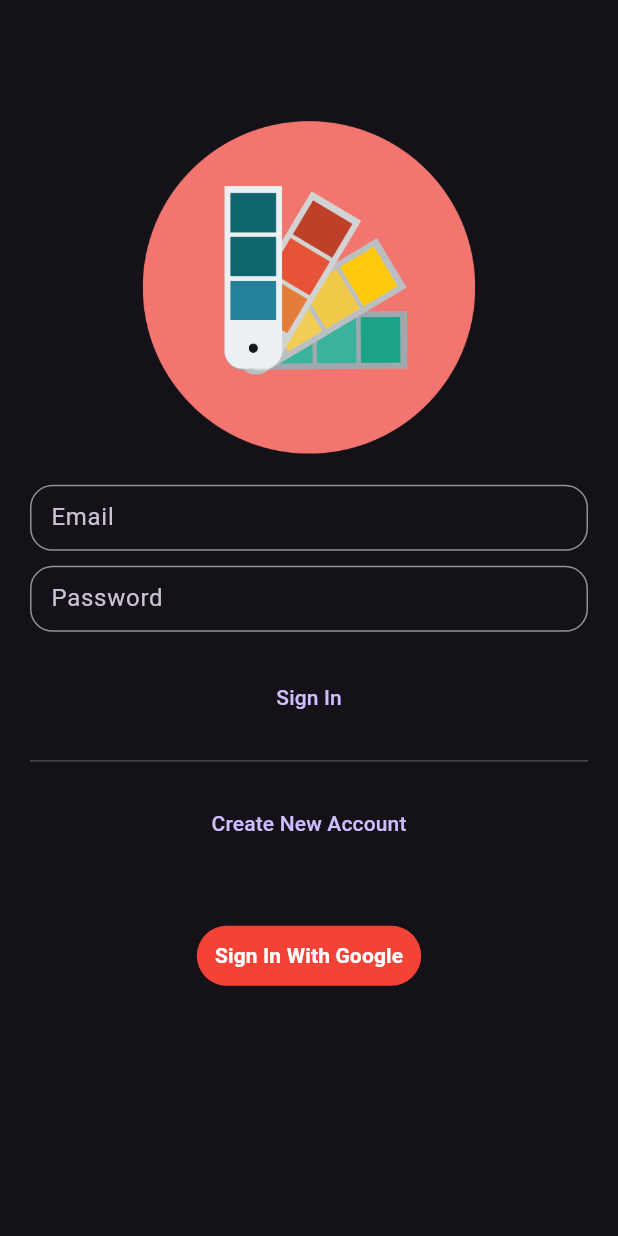
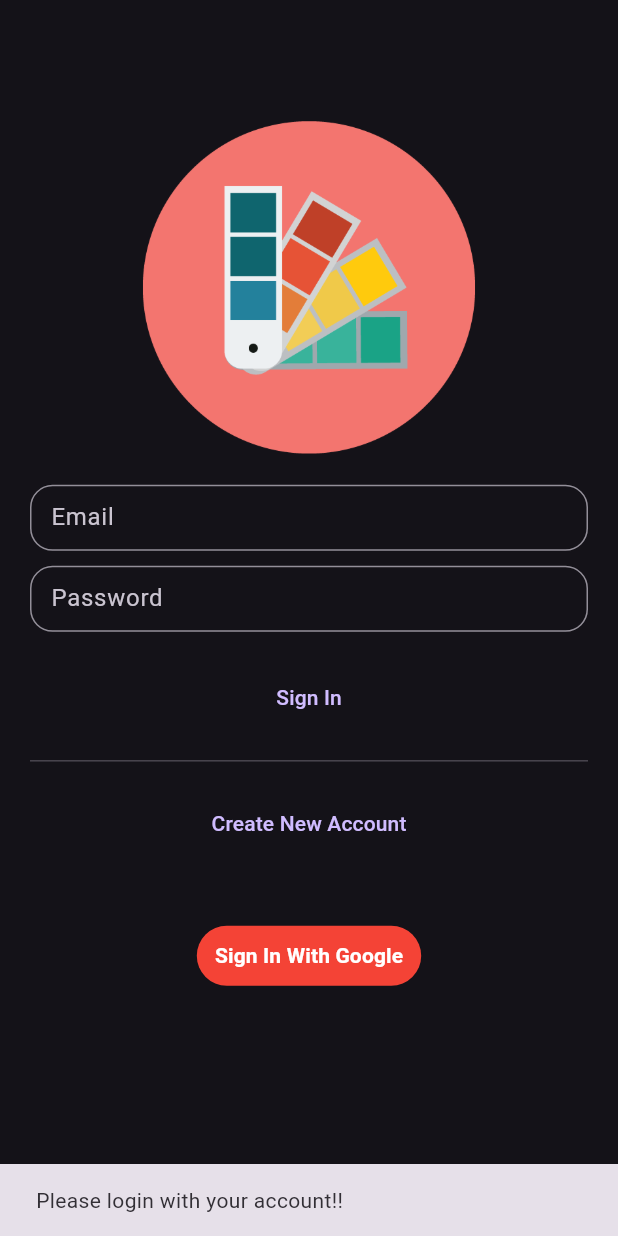
Before and after one commit to nader1414518/FlutterToDoApp, a Flutter app: the first screen one second after launch, on a phone screen of 412 x 824 dp. Run offline on Flutter 3.47's test engine with Material 3 defaults, Android fonts, the light colour scheme and no system bars; our stand-ins replace awesome_notifications, flutter_dotenv, google_sign_in, permission_handler, shared_preferences, supabase_flutter; accounts and stored records are empty.

Commit message:
Auto Login

```diff
--- a/lib/controllers/auth_controller.dart
+++ b/lib/controllers/auth_controller.dart
@@ -121,6 +121,48 @@ class AuthController {
     }
   }
 
+  static Future<Map<String, dynamic>> checkLogin() async {
+    try {
+      SharedPreferences prefs = await SharedPreferences.getInstance();
+
+      var isLoggedIn = prefs.getBool("is_logged_in") ?? false;
+      if (isLoggedIn) {
+        var method = prefs.getString("login_method");
+        if (method == "Email") {
+          var email = prefs.getString("login_email");
+          var password = prefs.getString("login_password");
+
+          var loginRes = await login(
+            email!,
+            password!,
+          );
+
+          return loginRes;
+        } else if (method == "Google") {
+          var loginRes = await signInWithGoogle();
+
+          return loginRes;
+        } else {
+          return {
+            "result": true,
+            "message": "Welcome again!!",
+          };
+        }
+      } else {
+        return {
+          "result": false,
+          "message": "Please login with your account!!",
+        };
+      }
+    } catch (e) {
+      print(e.toString());
+      return {
+        "result": false,
+        "message": e.toString(),
+      };
+    }
+  }
+
   static Future<void> logout() async {
     try {
       await Supabase.instance.client.auth.signOut();
--- a/lib/main.dart
+++ b/lib/main.dart
@@ -5,6 +5,7 @@ import 'package:permission_handler/permission_handler.dart';
 import 'package:supabase_flutter/supabase_flutter.dart';
 import 'package:to_do_app/screens/home_screen.dart';
 import 'package:to_do_app/screens/login_screen.dart';
+import 'package:to_do_app/screens/welcome_screen.dart';
 
 void main() async {
   WidgetsFlutterBinding.ensureInitialized();
@@ -69,7 +70,7 @@ class MyApp extends StatelessWidget {
     return MaterialApp(
       title: 'Flutter Demo',
       theme: ThemeData.dark(),
-      home: LoginScreen(),
+      home: WelcomeScreen(),
       debugShowCheckedModeBanner: false,
     );
   }
```
Also changed, not shown: lib/screens/welcome_screen.dart (added, +94 -0 lines), 2 other files.
